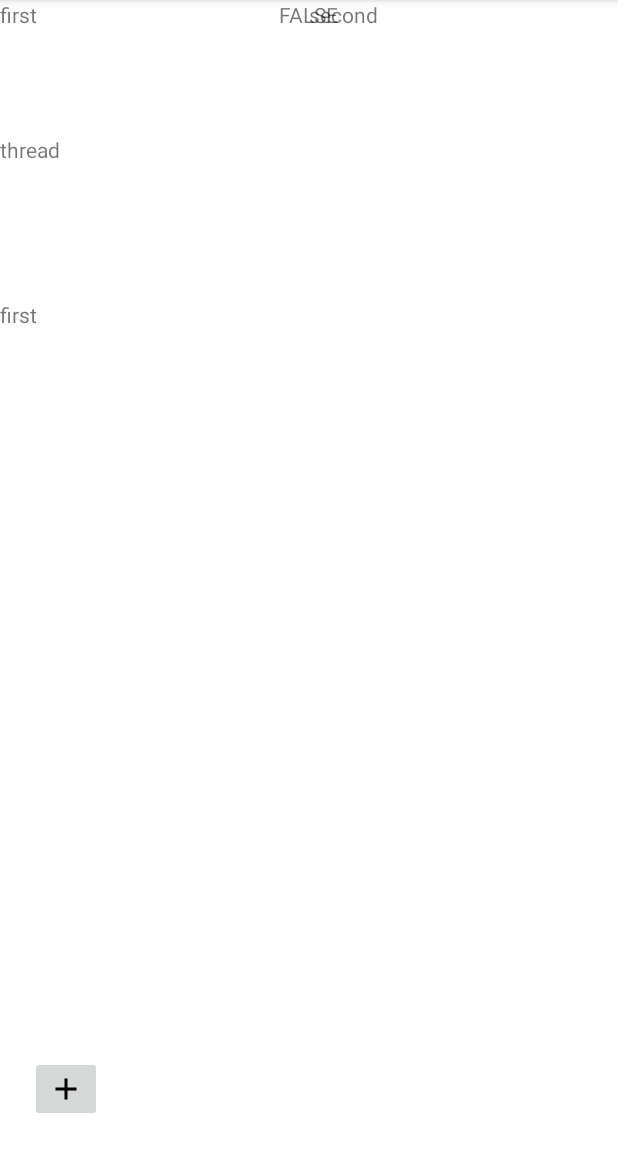
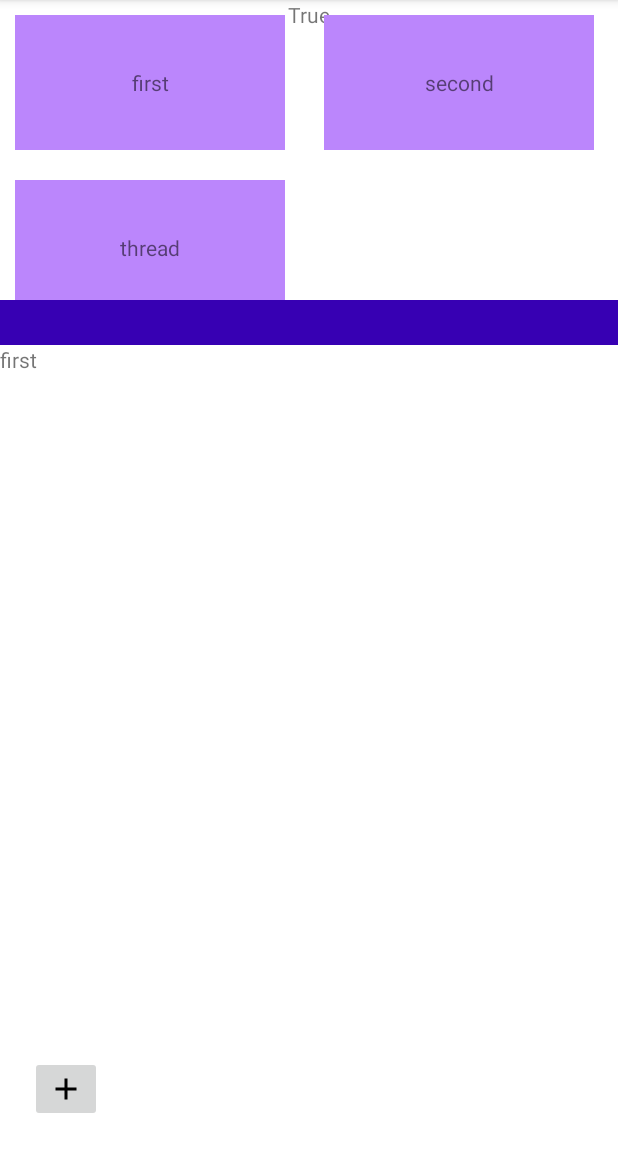
Before and after one commit to sakamotokai/test, an Android app: the screen it shows after launch (MainActivity), after a tap on "first", on a phone screen of 412 x 824 dp, the part 84-1236 px from its top. Run offline under Robolectric (Android 15) with nearby library versions, the phone set to English and light mode, and no system bars; 1 other tap on this screen came first.

Commit message:
message2

```diff
--- a/app/src/main/java/com/example/learningmwwp/MainActivity.kt
+++ b/app/src/main/java/com/example/learningmwwp/MainActivity.kt
@@ -30,9 +30,13 @@ class MainActivity : AppCompatActivity() {
 
     fun clickListener() {
         binding.mainAdd.setOnClickListener {
-            aboutFragment.getNewInstance("text21312")
+            val bundle = Bundle()
+            bundle.apply {
+                putString("text","")
+                putInt("position",0)
+            }
             supportFragmentManager.beginTransaction().addToBackStack(null)
-                .replace(R.id.fragmentContainer, aboutFragment()).commit()
+                .replace(R.id.fragmentContainer, aboutFragment.getNewInstance(bundle)).commit()
         }
     }
 
--- a/app/src/main/java/com/example/learningmwwp/RecyclerAdapter/MainRecyclerAdapter.kt
+++ b/app/src/main/java/com/example/learningmwwp/RecyclerAdapter/MainRecyclerAdapter.kt
@@ -56,12 +56,12 @@ class MainRecyclerAdapter : RecyclerView.Adapter<MainRecyclerAdapter.ViewHolder>
         val i = view.itemView.context as MainActivity
         view.itemView.setOnClickListener {
             i.binding.mainText.text = elementList[position]
-            var bundle = Bundle().putString("text",elementList[position])
-            val fragment = aboutFragment.getNewInstance(elementList[position])
-            //aboutFragment.getNewInstance(args = elementList[position])
+            val bundle = Bundle().apply {
+                putString("text",elementList[position])
+                putInt("position",position)
+            }
             replace.supportFragmentManager.beginTransaction().addToBackStack(null).replace(R.id.fragmentContainer
-                ,fragment,"aboutFragment").commit()
-            //aboutFragment.getNewInstance(Bundle().putString("text",elementList[position]))
+                ,aboutFragment.getNewInstance(bundle),"aboutFragment").commit()
         }
     }
 }
--- a/app/src/main/java/com/example/learningmwwp/screens/aboutFragment.kt
+++ b/app/src/main/java/com/example/learningmwwp/screens/aboutFragment.kt
@@ -30,11 +30,13 @@ class aboutFragment : Fragment() {
     private var param2: String? = null
 
     companion object{
-        fun getNewInstance(args: String):aboutFragment{
+        fun getNewInstance(args: Bundle):aboutFragment{
             val fragment=aboutFragment()
-            val bundle=Bundle()
-            bundle.putString("text",args)
-            fragment.arguments = bundle
+            fragment.arguments?.apply {
+                getString("text")
+                getInt("position")
+            }
+            fragment.arguments = args
             return fragment
         }
     }
@@ -57,14 +59,10 @@ class aboutFragment : Fragment() {
             binding.aboutFragmentTextView.text = it
         })
         val i = activity as MainActivity
-        if(arguments?.isEmpty == true){
-            binding.fragmentAdd.setOnClickListener {
-                i.binding.mainText.text = "TRUE"
-                i.viewModel.setLiveData(arguments?.getString("text","JOJO").toString())
-
-            }
+        if(arguments?.getString("text")!!.isEmpty()){
+                //i.binding.mainText.text = "TRUE"
         } else{
-            i.binding.mainText.text = "FALSE"
+            i.binding.mainText.text = "True"
             binding.aboutFragmentTextView.text = arguments?.getString("text").toString()
         }
 
--- a/app/src/main/res/layout/activity_main.xml
+++ b/app/src/main/res/layout/activity_main.xml
@@ -24,6 +24,7 @@
         app:layout_constraintEnd_toEndOf="parent"
         android:layout_marginBottom="20dp"
         android:layout_marginEnd="20dp"
+        android:background="@color/purple_500"
         android:id="@+id/mainAdd"
         android:layout_width="wrap_content"
         android:layout_height="wrap_content"
--- a/app/src/main/res/layout/fragment_about.xml
+++ b/app/src/main/res/layout/fragment_about.xml
@@ -11,16 +11,25 @@
       android:background="@null"
       android:id="@+id/aboutFragmentEditText"
       android:layout_width="match_parent"
-      android:layout_height="match_parent"
-      app:layout_constraintTop_toTopOf="parent"
+      android:layout_height="wrap_content"
+      app:layout_constraintBottom_toBottomOf="parent"
       app:layout_constraintStart_toStartOf="parent"
       app:layout_constraintEnd_toEndOf="parent"/>
+
+  <TextView
+      android:layout_width="match_parent"
+      android:layout_height="30dp"
+    app:layout_constraintTop_toTopOf="parent"
+    app:layout_constraintStart_toStartOf="parent"
+    app:layout_constraintEnd_toEndOf="parent"
+    android:background="@color/purple_700"/>
 
   <TextView
       android:background="@null"
       android:id="@+id/aboutFragmentTextView"
       android:layout_width="match_parent"
       android:layout_height="match_parent"
+      android:layout_marginTop="30dp"
       app:layout_constraintTop_toTopOf="parent"
       app:layout_constraintStart_toStartOf="parent"
       app:layout_constraintEnd_toEndOf="parent"/>
--- a/app/src/main/res/layout/recycler_element.xml
+++ b/app/src/main/res/layout/recycler_element.xml
@@ -1,10 +1,20 @@
 <?xml version="1.0" encoding="utf-8"?>
 <androidx.constraintlayout.widget.ConstraintLayout xmlns:android="http://schemas.android.com/apk/res/android"
-    android:layout_width="190dp"
-    android:layout_height="90dp">
+    android:layout_width="180dp"
+    android:layout_height="90dp"
+    android:background="@color/purple_200"
+    android:layout_marginTop="10dp"
+    android:layout_marginStart="10dp"
+    android:layout_marginEnd="10dp"
+    android:layout_marginBottom="10dp"
+    xmlns:app="http://schemas.android.com/apk/res-auto">
     <TextView
         android:id="@+id/recyclerTextView"
-        android:layout_width="match_parent"
-        android:layout_height="match_parent"/>
+        app:layout_constraintStart_toStartOf="parent"
+        app:layout_constraintEnd_toEndOf="parent"
+        app:layout_constraintBottom_toBottomOf="parent"
+        app:layout_constraintTop_toTopOf="parent"
+        android:layout_width="wrap_content"
+        android:layout_height="wrap_content"/>
 
 </androidx.constraintlayout.widget.ConstraintLayout>
```
